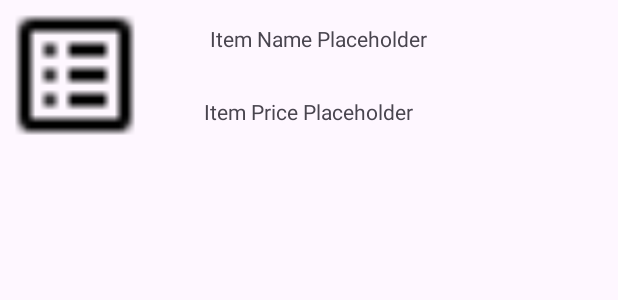
After one commit to danbergeron3/Le-Shop, an Android app: the layout item_button.xml on its own in the app's theme, with its tools: preview values and no code run, on a phone screen of 412 x 824 dp. The commit adds this screen. Shown: the top 300 px of the screen. Run offline under Robolectric (Android 15) with nearby library versions, the phone set to English and light mode, and no system bars.

Commit message:
created first implementation for item button

```diff
--- /dev/null
+++ b/app/src/main/res/layout/item_button.xml
@@ -0,0 +1,45 @@
+<?xml version="1.0" encoding="utf-8"?>
+<androidx.constraintlayout.widget.ConstraintLayout
+    xmlns:android="http://schemas.android.com/apk/res/android"
+    xmlns:app="http://schemas.android.com/apk/res-auto"
+    android:layout_width="match_parent"
+    android:layout_height="wrap_content"
+    android:clickable="true"
+    android:background="?android:attr/selectableItemBackground"
+    android:focusable="true">
+
+    <ImageView
+        android:id="@+id/itemImage"
+        android:layout_width="100dp"
+        android:layout_height="100dp"
+        android:layout_alignParentStart="true"
+        android:layout_alignParentTop="true"
+        android:src="@drawable/icon_catalog"
+        app:layout_constraintStart_toStartOf="parent"
+        app:layout_constraintTop_toTopOf="parent" />
+
+    <TextView
+        android:id="@+id/itemName"
+        android:layout_width="221dp"
+        android:layout_height="33dp"
+        android:layout_alignTop="@id/itemImage"
+        android:layout_marginStart="40dp"
+        android:layout_marginTop="16dp"
+        android:layout_toEndOf="@id/itemImage"
+        android:text="@string/placeholderItemName"
+        app:layout_constraintStart_toEndOf="@+id/itemImage"
+        app:layout_constraintTop_toTopOf="parent" />
+
+    <TextView
+        android:id="@+id/itemPrice"
+        android:layout_width="228dp"
+        android:layout_height="19dp"
+        android:layout_below="@id/itemName"
+        android:layout_marginStart="36dp"
+        android:layout_marginBottom="16dp"
+        android:layout_toEndOf="@id/itemImage"
+        android:text="@string/placeholderItemPrice"
+        app:layout_constraintBottom_toBottomOf="parent"
+        app:layout_constraintStart_toEndOf="@+id/itemImage" />
+
+</androidx.constraintlayout.widget.ConstraintLayout>
--- a/app/src/main/res/values/strings.xml
+++ b/app/src/main/res/values/strings.xml
@@ -6,4 +6,6 @@
     <string name="Sahara">Sahara</string>
     <string name="homeToolText">Home Navigator</string>
     <string name="catalogToolText">Catalog Navigator</string>
+    <string name="placeholderItemName">Item Name Placeholder</string>
+    <string name="placeholderItemPrice">Item Price Placeholder</string>
 </resources>
```
Also changed, not shown: app/src/main/java/com/mobileapp/le_shop/ItemButton.java (added, +90 -0 lines).
